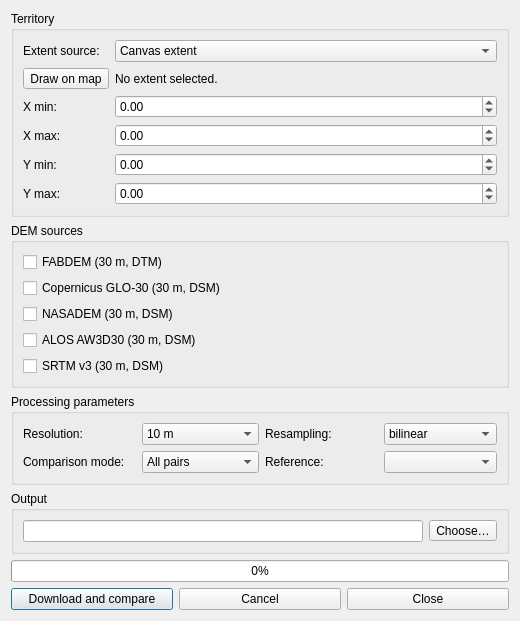
Before: the Qt Designer form dem_comparator/ui/main_dialog.ui in nadiopt-cell/dem_comparator, drawn with Qt 5.
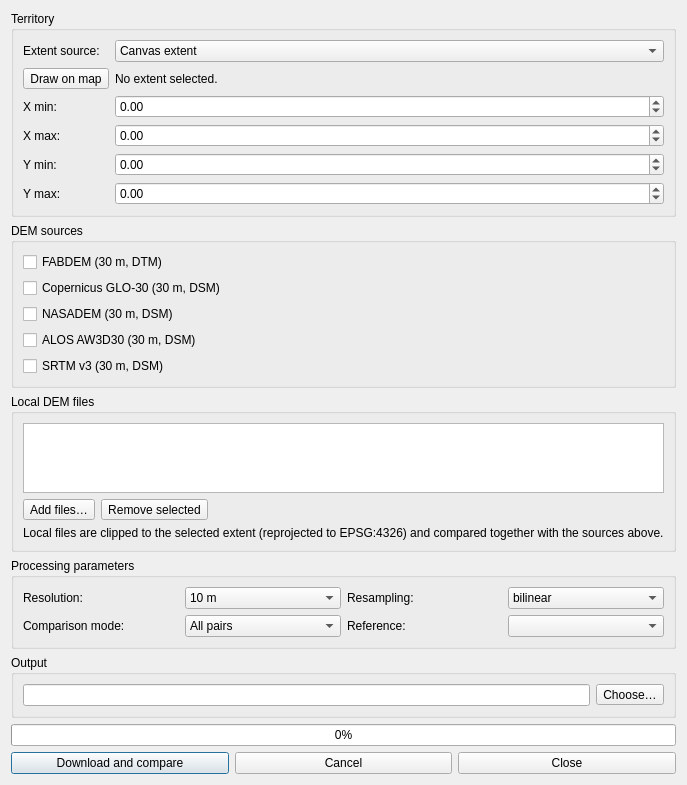
After: the same form once the commit is applied.

Commit message: v0.3.1: local DEM file inputs (issue #4), Russian UI (issue #7), repo infra (issue #9)

Diff of the .ui file:
```diff
--- a/dem_comparator/ui/main_dialog.ui
+++ b/dem_comparator/ui/main_dialog.ui
@@ -3,7 +3,7 @@
  <class>DEMComparatorDialog</class>
  <widget class="QDialog" name="DEMComparatorDialog">
   <property name="geometry">
-   <rect><x>0</x><y>0</y><width>520</width><height>620</height></rect>
+   <rect><x>0</x><y>0</y><width>520</width><height>780</height></rect>
   </property>
   <property name="windowTitle"><string>DEM Comparator</string></property>
   <layout class="QVBoxLayout" name="rootLayout">
@@ -83,6 +83,43 @@
      </layout>
     </widget>
    </item>
+   <item>
+    <widget class="QGroupBox" name="localFilesGroupBox">
+     <property name="title"><string>Local DEM files</string></property>
+     <layout class="QVBoxLayout" name="localFilesLayout">
+      <item>
+       <widget class="QListWidget" name="listLocalDems"/>
+      </item>
+      <item>
+       <layout class="QHBoxLayout" name="localButtonsLayout">
+        <item>
+         <widget class="QToolButton" name="btnAddLocal">
+          <property name="text"><string>Add files…</string></property>
+         </widget>
+        </item>
+        <item>
+         <widget class="QToolButton" name="btnRemoveLocal">
+          <property name="text"><string>Remove selected</string></property>
+         </widget>
+        </item>
+        <item>
+         <spacer name="localButtonsSpacer">
+          <property name="orientation"><enum>Qt::Horizontal</enum></property>
+          <property name="sizeHint" stdset="0">
+           <size><width>40</width><height>20</height></size>
+          </property>
+         </spacer>
+        </item>
+       </layout>
+      </item>
+      <item>
+       <widget class="QLabel" name="lblLocalHint">
+        <property name="text"><string>Local files are clipped to the selected extent (reprojected to EPSG:4326) and compared together with the sources above.</string></property>
+       </widget>
+      </item>
+     </layout>
+    </widget>
+   </item>
    <item>
     <widget class="QGroupBox" name="paramsGroupBox">
      <property name="title"><string>Processing parameters</string></property>
```
The commit also changes 25 other files.
